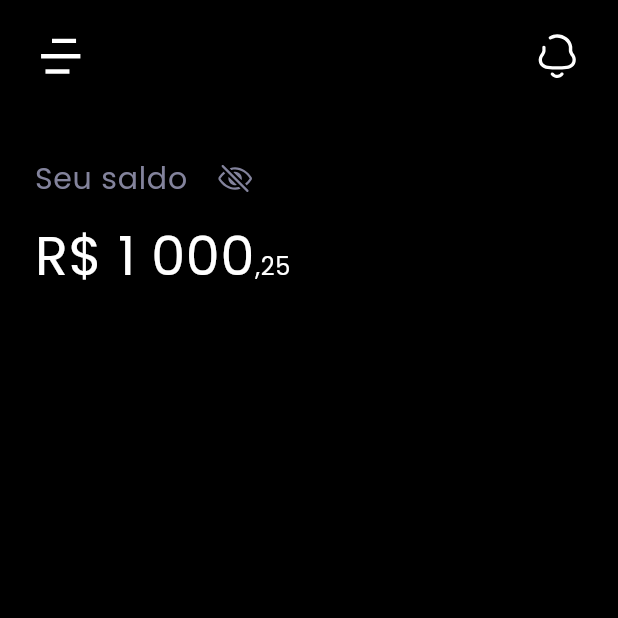
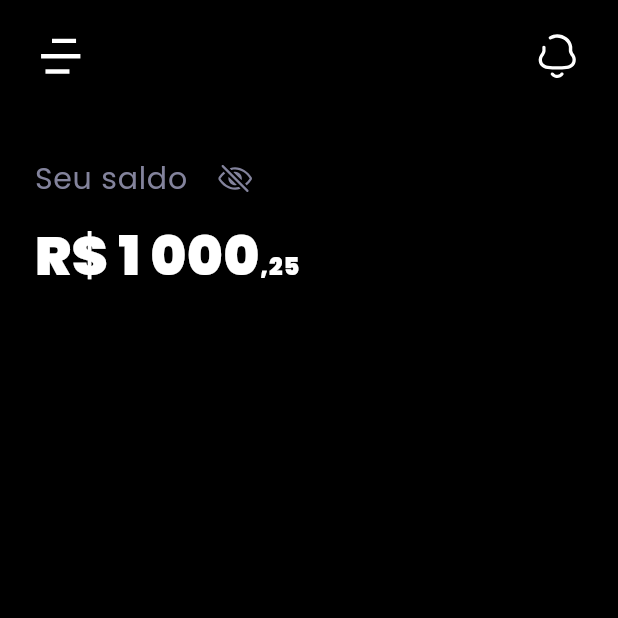
Before and after one commit to eric218110/projectzeta, a Flutter app: the screen it shows after launch, after a tap on an icon or button, on a phone screen of 412 x 824 dp, the top half of it. Run offline on Flutter 3.47's test engine with Material 3 defaults, Android fonts, the light colour scheme and no system bars; our stand-ins replace flutter_svg, get_it, go_router, google_fonts.

Commit message:
fix: change font weight

```diff
--- a/lib/src/presentation/components/balance/your_balance.dart
+++ b/lib/src/presentation/components/balance/your_balance.dart
@@ -109,6 +109,7 @@ class YourBalance extends StatelessWidget {
       style: Theme.of(context).textTheme.bodyLarge?.copyWith(
             color: SurfaceColors.pureWhite,
             fontSize: 36,
+            fontWeight: FontWeight.w900,
           ),
       children: [
         TextSpan(
@@ -116,6 +117,7 @@ class YourBalance extends StatelessWidget {
           style: Theme.of(context).textTheme.bodyLarge?.copyWith(
                 color: SurfaceColors.pureWhite,
                 fontSize: 16,
+                fontWeight: FontWeight.w900,
               ),
         ),
       ],
```
